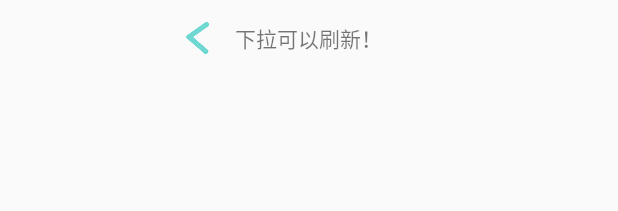
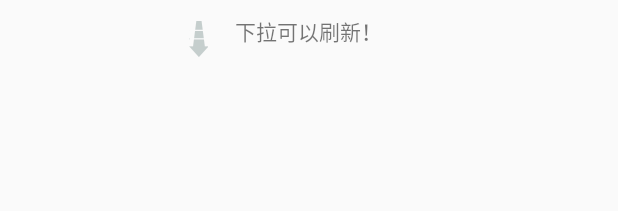
Before and after one commit to FEcherry/musicplayer, an Android app: the layout header.xml on its own in the app's theme, with its tools: preview values and no code run, on a phone screen of 412 x 824 dp. Shown: the top 211 px of the screen. Run offline under Robolectric (Android 15) with nearby library versions, the phone set to English and light mode, and no system bars.

Commit message:
sixth commit

```diff
--- a/src/main/java/com/example/fe/musicplayer/PlayerActivity.java
+++ b/src/main/java/com/example/fe/musicplayer/PlayerActivity.java
@@ -7,7 +7,7 @@ import android.support.v7.app.ActionBarActivity;
 /**
  * Created by fe on 16-1-12.
  */
-public class PlayerActivity extends ActionBarActivity {
+public class PlayerActivity extends Activity {
     protected void onCreate(Bundle savedInstanceState) {
         super.onCreate(savedInstanceState);
         setContentView(R.layout.player);
--- a/src/main/res/layout/header.xml
+++ b/src/main/res/layout/header.xml
@@ -8,7 +8,6 @@
         android:layout_width="wrap_content"
         android:layout_height="wrap_content"
         android:orientation="vertical"
-        android:layout_marginTop="10dp"
         android:layout_centerInParent="true"
         android:gravity="center">
 
@@ -25,11 +24,20 @@
     </LinearLayout>
 
     <ImageView
-        android:id="@+id/arrow"
+        android:id="@+id/arrowDown"
         android:layout_width="wrap_content"
         android:layout_height="wrap_content"
         android:layout_marginRight="8dp"
-        android:src="@drawable/refresh_arrow"
+        android:src="@drawable/refresh_arrowdown"
+        android:layout_toLeftOf="@+id/refreshTextView"/>
+
+    <ImageView
+        android:id="@+id/arrowUp"
+        android:layout_width="wrap_content"
+        android:layout_height="wrap_content"
+        android:layout_marginRight="8dp"
+        android:visibility="invisible"
+        android:src="@drawable/refresh_arrowup"
         android:layout_toLeftOf="@+id/refreshTextView"/>
 
     <ProgressBar
@@ -37,6 +45,8 @@
         style="?android:attr/progressBarStyleSmall"
         android:layout_width="wrap_content"
         android:layout_height="wrap_content"
+        android:layout_marginRight="8dp"
+        android:layout_toLeftOf="@+id/refreshTextView"
         android:visibility="gone"/>
 
 </RelativeLayout>
--- a/src/main/res/layout/player.xml
+++ b/src/main/res/layout/player.xml
@@ -2,4 +2,9 @@
 <RelativeLayout xmlns:android="http://schemas.android.com/apk/res/android"
     android:layout_width="match_parent" android:layout_height="match_parent">
 
+    <TextView
+        android:layout_width="wrap_content"
+        android:layout_height="wrap_content"
+        android:text="这里是播放页！"
+        android:layout_centerInParent="true"/>
 </RelativeLayout>
```
Also changed, not shown: src/main/java/com/example/fe/musicplayer/HomeActivity.java (+38 -12 lines), src/main/java/com/example/fe/musicplayer/RefreshListView.java (+116 -6 lines), src/main/res/layout/home.xml (+15 -8 lines), src/main/res/drawable-hdpi/elife.png (added), src/main/res/drawable-hdpi/refresh_arrowdown.png (added), src/main/res/drawable-hdpi/refresh_arrowup.png (added), src/main/res/drawable-mdpi/elife.png (added), src/main/res/drawable-mdpi/refresh_arrowdown.png (added), src/main/res/drawable-mdpi/refresh_arrowup.png (added), src/main/res/drawable-xhdpi/elife.png (added), src/main/res/drawable-xhdpi/refresh_arrowdown.png (added), src/main/res/drawable-xhdpi/refresh_arrowup.png (added), src/main/res/drawable-xxhdpi/elife.png (added), src/main/res/drawable-xxhdpi/refresh_arrowdown.png (added), 1 more files.
